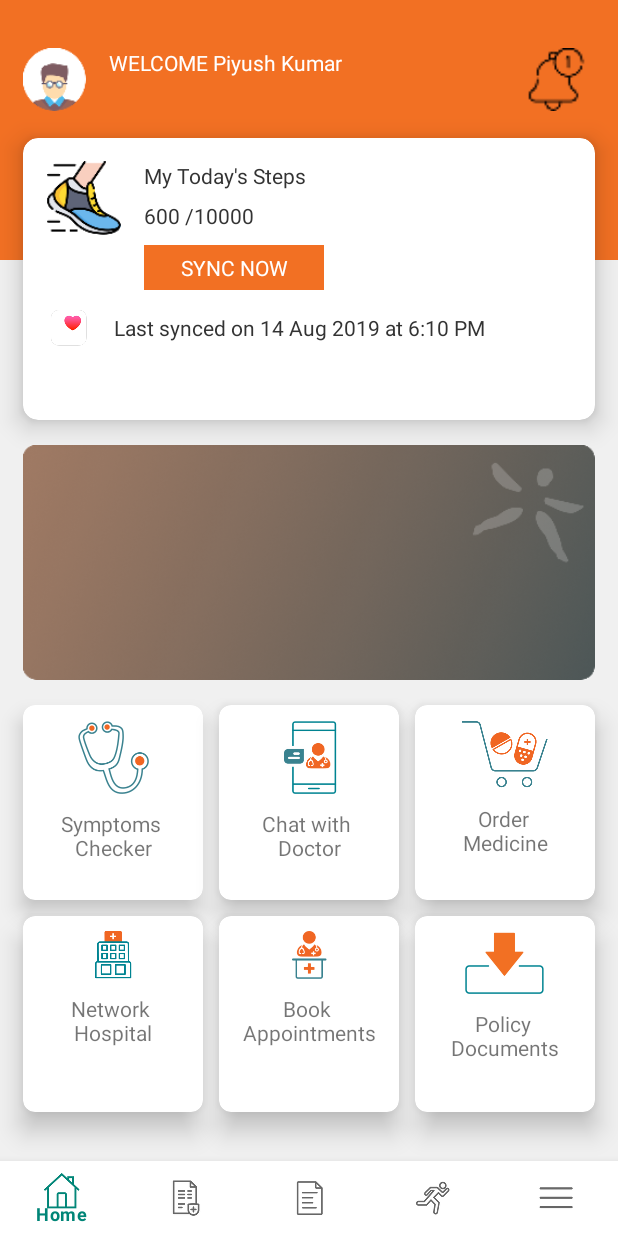
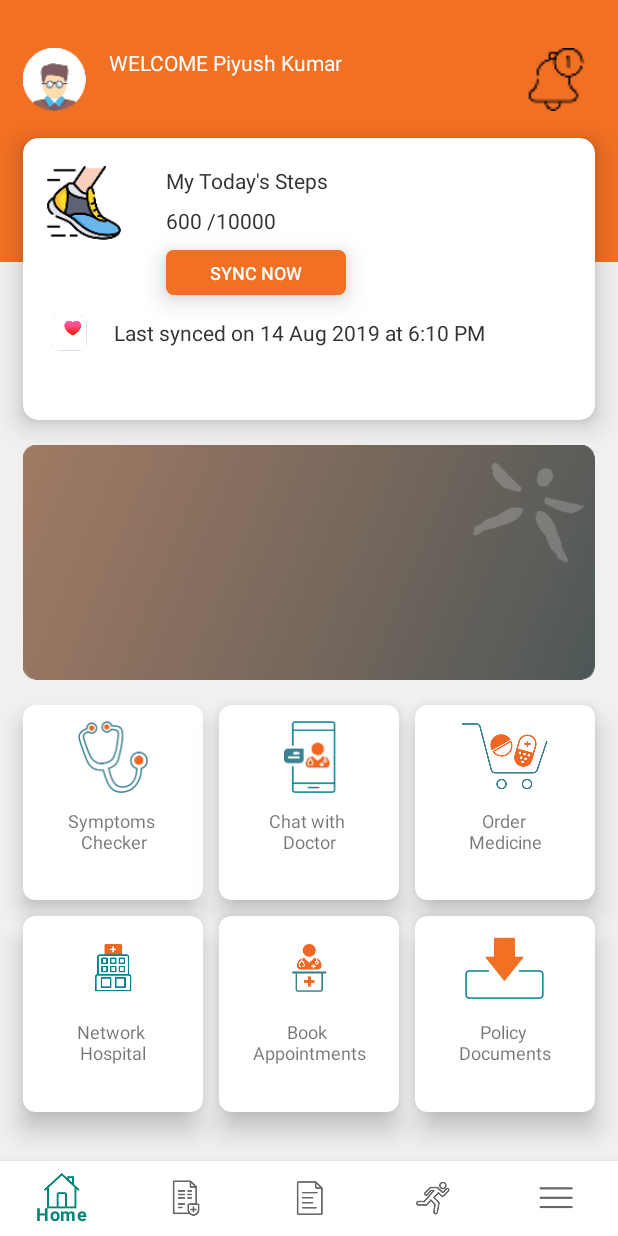
Before and after one commit to puneetKumarIos/AndroidDemo, an Android app: the HomeScreenFrg screen opened directly, with no data from a screen before it, on a phone screen of 412 x 824 dp. Run offline under Robolectric (Android 15) with nearby library versions, the phone set to English and light mode, and no system bars; our stand-ins replace navigation-ui.

Commit message:
did chnage in home screen

```diff
--- a/app/src/main/res/layout/fragment_home_screen.xml
+++ b/app/src/main/res/layout/fragment_home_screen.xml
@@ -2,6 +2,7 @@
 <androidx.constraintlayout.widget.ConstraintLayout
         xmlns:android="http://schemas.android.com/apk/res/android"
         xmlns:app="http://schemas.android.com/apk/res-auto"
+        xmlns:tools="http://schemas.android.com/tools"
         android:id="@+id/home_container"
         android:layout_width="match_parent"
         android:layout_height="match_parent"
@@ -57,12 +58,11 @@
 
     <androidx.constraintlayout.widget.Guideline
             android:id="@+id/orange_background_bottom_guideline"
-                app:layout_constraintGuide_percent="0.21"
             android:layout_width="wrap_content"
             android:layout_height="wrap_content"
             android:orientation="horizontal"
 
-                />
+            app:layout_constraintGuide_percent="0.21203831" />
 
     <!-- profile_imageview -->
 
@@ -161,16 +161,25 @@
                 android:layout_width="match_parent"
                 android:layout_height="match_parent">
 
+            <androidx.constraintlayout.widget.Guideline
+                    android:id="@+id/sneaker_top_guideline"
+                    app:layout_constraintGuide_percent="0.1"
+                    android:layout_width="wrap_content"
+                    android:layout_height="wrap_content"
+                    android:orientation="horizontal"
+
+                    />
+
             <!-- sneaker ImageView -->
             <ImageView
                     android:id="@+id/sneaker_imageView"
                     android:layout_width="50dp"
                     android:layout_height="50dp"
                     android:src="@drawable/sneaker"
-                    app:layout_constraintTop_toTopOf="parent"
+                    app:layout_constraintTop_toTopOf="@+id/sneaker_top_guideline"
                     app:layout_constraintStart_toStartOf="parent"
                     android:layout_marginLeft="15dp"
-                    android:layout_marginTop="15dp"/>
+                   />
 
             <!-- Today Step Textview -->
             <TextView
@@ -182,10 +191,9 @@
                     android:textColor="#333333"
                     app:layout_constraintStart_toEndOf="@+id/sneaker_imageView"
                     app:layout_constraintEnd_toEndOf="parent"
-                    app:layout_constraintTop_toTopOf="parent"
-                    android:layout_marginTop="15dp"
+                    app:layout_constraintTop_toTopOf="@+id/sneaker_top_guideline"
                     android:layout_marginRight="15dp"
-                    android:layout_marginLeft="15dp"/>
+                    android:layout_marginLeft="30dp"/>
 
             <!-- Step Count Textview -->
             <TextView
@@ -203,22 +211,65 @@
                     app:layout_constraintTop_toBottomOf="@+id/step_textView"
                    />
 
+
+            <!-- SYNC NOW CARD VIEW -->
+
+            <androidx.cardview.widget.CardView
+
+                    android:id="@+id/sync_now_cardview"
+                    android:layout_width="120dp"
+                    android:layout_height="30dp"
+
+                    android:elevation="8dp"
+                    android:divider="@android:color/transparent"
+                    android:dividerHeight="0.0px"
+                    android:clipToPadding="false"
+                    android:clipChildren="false"
+                    app:cardElevation="10dp"
+                    app:cardCornerRadius="5dp"
+                    app:cardPreventCornerOverlap="false"
+
+
+
+
+                    android:layout_marginTop="10dp"
+
+                    app:layout_constraintStart_toStartOf="@+id/step_count_textView"
+                    app:layout_constraintTop_toBottomOf="@+id/step_count_textView"
+                    >
+
+                <androidx.constraintlayout.widget.ConstraintLayout
+                        android:layout_width="match_parent"
+                        android:layout_height="match_parent">
+
+
                     <!-- SYNC NOW -->
                     <TextView
                             android:id="@+id/sync_now_textview"
-                    android:layout_width="120dp"
-                    android:layout_height="30dp"
+                            android:layout_width="0dp"
+                            android:layout_height="0dp"
 
                             android:text="SYNC NOW"
                             android:gravity="center"
                             android:textColor="#FFFFFF"
                             android:background="#F27023"
 
-                    android:layout_marginTop="10dp"
+                            android:fontFamily="sans-serif-medium"
+                            android:textSize="12sp"
 
-                    app:layout_constraintStart_toStartOf="@+id/step_count_textView"
-                    app:layout_constraintTop_toBottomOf="@+id/step_count_textView"
+
+                            app:layout_constraintStart_toStartOf="parent"
+                            app:layout_constraintEnd_toEndOf="parent"
+                            app:layout_constraintTop_toTopOf="parent"
+                            app:layout_constraintBottom_toBottomOf="parent"
                             />
+                </androidx.constraintlayout.widget.ConstraintLayout>
+
+
+
+
+            </androidx.cardview.widget.CardView>
+
 
             <!-- helthfit_imageView -->
 
@@ -230,7 +281,7 @@
                     android:src="@drawable/health_fit_icon_new"
                     android:scaleType="center"
 
-                    app:layout_constraintTop_toBottomOf="@+id/sync_now_textview"
+                    app:layout_constraintTop_toBottomOf="@+id/sync_now_cardview"
                     app:layout_constraintStart_toStartOf="parent"
                     android:layout_marginLeft="15dp"
                     android:layout_marginTop="10dp"/>
@@ -350,14 +401,27 @@
 
             <ImageView
                     android:id="@+id/imageView"
-                    android:layout_width="wrap_content"
-                    android:layout_height="wrap_content"
+                    android:layout_width="0dp"
+                    android:layout_height="0dp"
 
                     android:src="@drawable/symptom_checker"
                     android:layout_marginTop="10dp"
+                    android:scaleType="centerInside"
                     app:layout_constraintTop_toTopOf="parent"
                     app:layout_constraintStart_toStartOf="parent"
-                    app:layout_constraintEnd_toEndOf="parent"/>
+                    app:layout_constraintEnd_toEndOf="parent"
+                    app:layout_constraintBottom_toTopOf="@id/symptom_centre_guideline"
+                    />
+
+            <androidx.constraintlayout.widget.Guideline
+                    android:id="@+id/symptom_centre_guideline"
+                    app:layout_constraintGuide_percent="0.45"
+                    android:layout_width="wrap_content"
+                    android:layout_height="wrap_content"
+                    android:orientation="horizontal"
+
+                    />
+
             <TextView
                     android:id="@+id/symptom_textView"
                     android:layout_width="0dp"
@@ -365,10 +429,13 @@
 
                     android:text="Symptoms \nChecker"
                     android:textAlignment="center"
+                    android:fontFamily="sans-serif"
+                    android:textSize="12sp"
+                    android:textStyle="normal"
 
                     android:layout_marginTop="10dp"
 
-                    app:layout_constraintTop_toBottomOf="@+id/imageView"
+                    app:layout_constraintTop_toBottomOf="@+id/symptom_centre_guideline"
                     app:layout_constraintStart_toStartOf="parent"
                     app:layout_constraintEnd_toEndOf="parent"/>
 
@@ -416,14 +483,27 @@
 
             <ImageView
                     android:id="@+id/chat_imageView"
-                    android:layout_width="wrap_content"
-                    android:layout_height="wrap_content"
+                    android:layout_width="0dp"
+                    android:layout_height="0dp"
 
                     android:src="@drawable/chat_with_doctor"
+                    android:scaleType="centerInside"
                     android:layout_marginTop="10dp"
                     app:layout_constraintTop_toTopOf="parent"
                     app:layout_constraintStart_toStartOf="parent"
-                    app:layout_constraintEnd_toEndOf="parent"/>
+                    app:layout_constraintEnd_toEndOf="parent"
+                    app:layout_constraintBottom_toTopOf="@+id/chat_centre_guideline"
+                    />
+
+            <androidx.constraintlayout.widget.Guideline
+                    android:id="@+id/chat_centre_guideline"
+                    app:layout_constraintGuide_percent="0.45"
+                    android:layout_width="wrap_content"
+                    android:layout_height="wrap_content"
+                    android:orientation="horizontal"
+
+                    />
+
             <TextView
                     android:id="@+id/chat_doctor_textView"
                     android:layout_width="0dp"
@@ -431,10 +511,13 @@
 
                     android:text="Chat with \nDoctor"
                     android:textAlignment="center"
+                    android:fontFamily="sans-serif"
+                    android:textSize="12sp"
+                    android:textStyle="normal"
 
                     android:layout_marginTop="10dp"
 
-                    app:layout_constraintTop_toBottomOf="@+id/chat_imageView"
+                    app:layout_constraintTop_toBottomOf="@+id/chat_centre_guideline"
                     app:layout_constraintStart_toStartOf="parent"
                     app:layout_constraintEnd_toEndOf="parent"/>
 
@@ -479,15 +562,28 @@
 
             <ImageView
                     android:id="@+id/medicine_imageView"
-                    android:layout_width="wrap_content"
-                    android:layout_height="wrap_content"
+                    android:layout_width="0dp"
+                    android:layout_height="0dp"
 
                     android:src="@drawable/order_medicine"
+                    android:scaleType="centerInside"
+
                     android:layout_marginTop="10dp"
 
                     app:layout_constraintTop_toTopOf="parent"
+                    app:layout_constraintBottom_toTopOf="@+id/medicine_centre_guideline"
                     app:layout_constraintStart_toStartOf="parent"
                     app:layout_constraintEnd_toEndOf="parent"/>
+
+            <androidx.constraintlayout.widget.Guideline
+                    android:id="@+id/medicine_centre_guideline"
+                    app:layout_constraintGuide_percent="0.45"
+                    android:layout_width="wrap_content"
+                    android:layout_height="wrap_content"
+                    android:orientation="horizontal"
+
+                    />
+
             <TextView
                     android:id="@+id/medicine_textView"
                     android:layout_width="0dp"
@@ -495,10 +591,13 @@
 
                     android:text="Order \nMedicine"
                     android:textAlignment="center"
+                    android:fontFamily="sans-serif"
+                    android:textSize="12sp"
+                    android:textStyle="normal"
 
                     android:layout_marginTop="10dp"
 
-                    app:layout_constraintTop_toBottomOf="@+id/medicine_imageView"
+                    app:layout_constraintTop_toBottomOf="@+id/medicine_centre_guideline"
                     app:layout_constraintStart_toStartOf="parent"
                     app:layout_constraintEnd_toEndOf="parent"/>
 
@@ -546,15 +645,28 @@
 
             <ImageView
                     android:id="@+id/network_imageView"
+                    android:layout_width="0dp"
+                    android:layout_height="0dp"
+
+                    android:layout_marginTop="10dp"
+                    android:scaleType="centerInside"
+
+                    android:src="@drawable/network_hospital"
+
+                    app:layout_constraintBottom_toTopOf="@+id/hospital_centre_guideline"
+                    app:layout_constraintEnd_toEndOf="parent"
+                    app:layout_constraintStart_toStartOf="parent"
+                    app:layout_constraintTop_toTopOf="parent" />
+
+            <androidx.constraintlayout.widget.Guideline
+                    android:id="@+id/hospital_centre_guideline"
+                    app:layout_constraintGuide_percent="0.45"
                     android:layout_width="wrap_content"
                     android:layout_height="wrap_content"
+                    android:orientation="horizontal"
 
-                    android:src="@drawable/network_hospital"
-                    android:layout_marginTop="10dp"
+                    />
 
-                    app:layout_constraintTop_toTopOf="parent"
-                    app:layout_constraintStart_toStartOf="parent"
-                    app:layout_constraintEnd_toEndOf="parent"/>
             <TextView
                     android:id="@+id/network_textView"
                     android:layout_width="0dp"
@@ -562,10 +674,13 @@
 
                     android:text="Network \nHospital"
                     android:textAlignment="center"
+                    android:fontFamily="sans-serif"
+                    android:textSize="12sp"
+                    android:textStyle="normal"
 
                     android:layout_marginTop="10dp"
 
-                    app:layout_constraintTop_toBottomOf="@+id/network_imageView"
+                    app:layout_constraintTop_toBottomOf="@+id/hospital_centre_guideline"
                     app:layout_constraintStart_toStartOf="parent"
                     app:layout_constraintEnd_toEndOf="parent"/>
 
@@ -614,15 +729,28 @@
 
             <ImageView
                     android:id="@+id/appointment_imageView"
-                    android:layout_width="wrap_content"
-                    android:layout_height="wrap_content"
+                    android:layout_width="0dp"
+                    android:layout_height="0dp"
 
                     android:src="@drawable/doctor_search_book"
+                    android:scaleType="centerInside"
+
                     android:layout_marginTop="10dp"
 
                     app:layout_constraintTop_toTopOf="parent"
+                    app:layout_constraintBottom_toTopOf="@+id/appointment_centre_guideline"
                     app:layout_constraintStart_toStartOf="parent"
                     app:layout_constraintEnd_toEndOf="parent"/>
+
+            <androidx.constraintlayout.widget.Guideline
+                    android:id="@+id/appointment_centre_guideline"
+                    app:layout_constraintGuide_percent="0.45"
+                    android:layout_width="wrap_content"
+                    android:layout_height="wrap_content"
+                    android:orientation="horizontal"
+
+                    />
+
             <TextView
                     android:id="@+id/appointment_textView"
                     android:layout_width="0dp"
@@ -630,10 +758,13 @@
 
                     android:text="Book \nAppointments"
                     android:textAlignment="center"
+                    android:fontFamily="sans-serif"
+                    android:textSize="12sp"
+                    android:textStyle="normal"
 
                     android:layout_marginTop="10dp"
 
-                    app:layout_constraintTop_toBottomOf="@+id/appointment_imageView"
+                    app:layout_constraintTop_toBottomOf="@+id/appointment_centre_guideline"
                     app:layout_constraintStart_toStartOf="parent"
                     app:layout_constraintEnd_toEndOf="parent"/>
 
@@ -679,15 +810,28 @@
 
             <ImageView
                     android:id="@+id/policy_imageView"
-                    android:layout_width="wrap_content"
-                    android:layout_height="wrap_content"
+                    android:layout_width="0dp"
+                    android:layout_height="0dp"
 
                     android:src="@drawable/policy_document"
+                    android:scaleType="centerInside"
+
                     android:layout_marginTop="10dp"
 
                     app:layout_constraintTop_toTopOf="parent"
+                    app:layout_constraintBottom_toTopOf="@+id/policy_centre_guideline"
                     app:layout_constraintStart_toStartOf="parent"
                     app:layout_constraintEnd_toEndOf="parent"/>
+
+            <androidx.constraintlayout.widget.Guideline
+                    android:id="@+id/policy_centre_guideline"
+                    app:layout_constraintGuide_percent="0.45"
+                    android:layout_width="wrap_content"
+                    android:layout_height="wrap_content"
+                    android:orientation="horizontal"
+
+                    />
+
             <TextView
                     android:id="@+id/policy_textView"
                     android:layout_width="0dp"
@@ -695,10 +839,13 @@
 
                     android:text="Policy \nDocuments"
                     android:textAlignment="center"
+                    android:fontFamily="sans-serif"
+                    android:textSize="12sp"
+                    android:textStyle="normal"
 
                     android:layout_marginTop="10dp"
 
-                    app:layout_constraintTop_toBottomOf="@+id/policy_imageView"
+                    app:layout_constraintTop_toBottomOf="@+id/policy_centre_guideline"
                     app:layout_constraintStart_toStartOf="parent"
                     app:layout_constraintEnd_toEndOf="parent"/>
 
```
Lines whose indentation alone changed are shown as unchanged.
